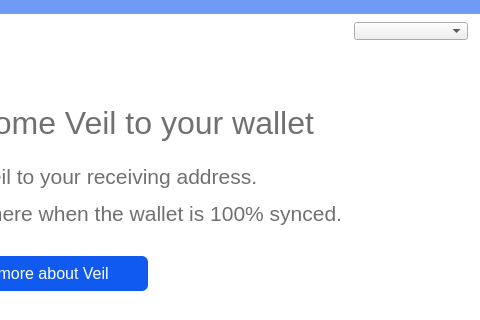
Above: src/qt/forms/overviewpage.ui from Veil-Project/veil before the change; both pictures show x 420 to 900 and y 0 to 320 of the 900 by 640 pixel window. Below: the same form after it.
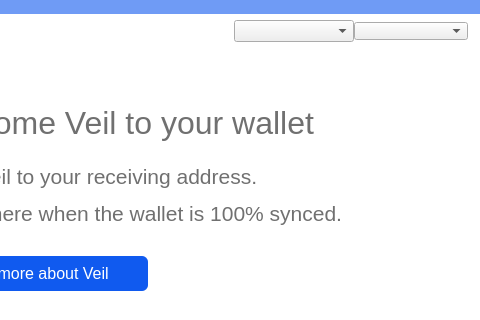
That is the form after the change.

Commit message: Adding transaction taxonomy filter.

What changed in the file:
```diff
--- a/src/qt/forms/overviewpage.ui
+++ b/src/qt/forms/overviewpage.ui
@@ -126,6 +126,34 @@
                 </property>
                </spacer>
               </item>
+              <item>
+               <widget class="QComboBox" name="comboFilter">
+                <property name="sizePolicy">
+                 <sizepolicy hsizetype="Preferred" vsizetype="Fixed">
+                  <horstretch>0</horstretch>
+                  <verstretch>0</verstretch>
+                 </sizepolicy>
+                </property>
+                <property name="minimumSize">
+                 <size>
+                  <width>120</width>
+                  <height>0</height>
+                 </size>
+                </property>
+                <property name="maximumSize">
+                 <size>
+                  <width>120</width>
+                  <height>16777215</height>
+                 </size>
+                </property>
+                <property name="styleSheet">
+                 <string notr="true">#comboFilter{\n margin-right:6px;\n}</string>
+                </property>
+                <property name="currentText">
+                 <string/>
+                </property>
+               </widget>
+              </item>
               <item>
                <widget class="QComboBox" name="comboSort">
                 <property name="minimumSize">
```
The commit also changes 2 other files.
